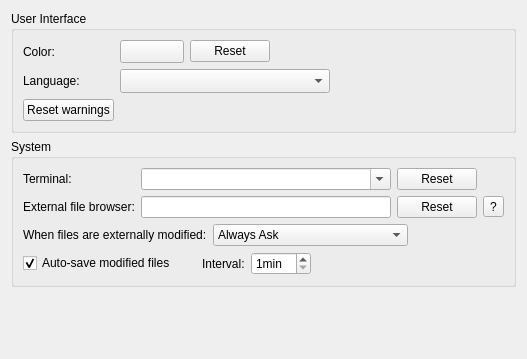
Qt form src/plugins/coreplugin/generalsettings.ui (gaoxiaojun/qtrader) before a commit.
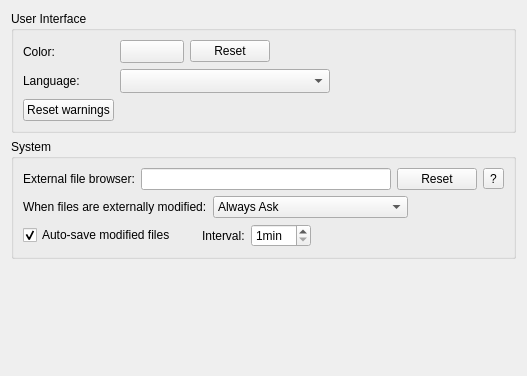
The same form after that commit. Icons and pictures are not drawn. Custom widgets are drawn as their Qt base class.

The edit to the form file:
```diff
--- a/src/plugins/coreplugin/generalsettings.ui
+++ b/src/plugins/coreplugin/generalsettings.ui
@@ -7,7 +7,7 @@
     <x>0</x>
     <y>0</y>
     <width>527</width>
-    <height>359</height>
+    <height>376</height>
    </rect>
   </property>
   <layout class="QVBoxLayout" name="verticalLayout">
@@ -126,41 +126,7 @@
       <string>System</string>
      </property>
      <layout class="QGridLayout" name="gridLayout">
-      <item row="0" column="0">
-       <widget class="QLabel" name="terminalLabel">
-        <property name="text">
-         <string>Terminal:</string>
-        </property>
-       </widget>
-      </item>
-      <item row="0" column="1">
-       <widget class="QComboBox" name="terminalComboBox">
-        <property name="editable">
-         <bool>true</bool>
-        </property>
-       </widget>
-      </item>
       <item row="0" column="2">
-       <widget class="QPushButton" name="resetTerminalButton">
-        <property name="toolTip">
-         <string comment="Terminal">Reset to default.</string>
-        </property>
-        <property name="text">
-         <string>Reset</string>
-        </property>
-       </widget>
-      </item>
-      <item row="1" column="0">
-       <widget class="QLabel" name="externalFileBrowserLabel">
-        <property name="text">
-         <string>External file browser:</string>
-        </property>
-       </widget>
-      </item>
-      <item row="1" column="1">
-       <widget class="QLineEdit" name="externalFileBrowserEdit"/>
-      </item>
-      <item row="1" column="2">
        <widget class="QPushButton" name="resetFileBrowserButton">
         <property name="toolTip">
          <string comment="File Browser">Reset to default.</string>
@@ -170,64 +136,7 @@
         </property>
        </widget>
       </item>
-      <item row="1" column="3">
-       <widget class="QToolButton" name="helpExternalFileBrowserButton">
-        <property name="text">
-         <string>?</string>
-        </property>
-        <property name="icon">
-         <iconset resource="core.qrc">
-          <normaloff>:/core/images/help.png</normaloff>:/core/images/help.png</iconset>
-        </property>
-       </widget>
-      </item>
       <item row="2" column="0" colspan="4">
-       <layout class="QHBoxLayout" name="horizontalLayout_2">
-        <item>
-         <widget class="QLabel" name="modifiedLabel">
-          <property name="text">
-           <string>When files are externally modified:</string>
-          </property>
-         </widget>
-        </item>
-        <item>
-         <widget class="QComboBox" name="reloadBehavior">
-          <property name="currentIndex">
-           <number>0</number>
-          </property>
-          <item>
-           <property name="text">
-            <string>Always Ask</string>
-           </property>
-          </item>
-          <item>
-           <property name="text">
-            <string>Reload All Unchanged Editors</string>
-           </property>
-          </item>
-          <item>
-           <property name="text">
-            <string>Ignore Modifications</string>
-           </property>
-          </item>
-         </widget>
-        </item>
-        <item>
-         <spacer name="horizontalSpacer_3">
-          <property name="orientation">
-           <enum>Qt::Horizontal</enum>
-          </property>
-          <property name="sizeHint" stdset="0">
-           <size>
-            <width>40</width>
-            <height>20</height>
-           </size>
-          </property>
-         </spacer>
-        </item>
-       </layout>
-      </item>
-      <item row="3" column="0" colspan="4">
        <layout class="QHBoxLayout" name="horizontalLayout_5">
         <item>
          <widget class="QCheckBox" name="autoSaveCheckBox">
@@ -290,6 +199,73 @@
         </item>
        </layout>
       </item>
+      <item row="1" column="0" colspan="4">
+       <layout class="QHBoxLayout" name="horizontalLayout_2">
+        <item>
+         <widget class="QLabel" name="modifiedLabel">
+          <property name="text">
+           <string>When files are externally modified:</string>
+          </property>
+         </widget>
+        </item>
+        <item>
+         <widget class="QComboBox" name="reloadBehavior">
+          <property name="currentIndex">
+           <number>0</number>
+          </property>
+          <item>
+           <property name="text">
+            <string>Always Ask</string>
+           </property>
+          </item>
+          <item>
+           <property name="text">
+            <string>Reload All Unchanged Editors</string>
+           </property>
+          </item>
+          <item>
+           <property name="text">
+            <string>Ignore Modifications</string>
+           </property>
+          </item>
+         </widget>
+        </item>
+        <item>
+         <spacer name="horizontalSpacer_3">
+          <property name="orientation">
+           <enum>Qt::Horizontal</enum>
+          </property>
+          <property name="sizeHint" stdset="0">
+           <size>
+            <width>40</width>
+            <height>20</height>
+           </size>
+          </property>
+         </spacer>
+        </item>
+       </layout>
+      </item>
+      <item row="0" column="3">
+       <widget class="QToolButton" name="helpExternalFileBrowserButton">
+        <property name="text">
+         <string>?</string>
+        </property>
+        <property name="icon">
+         <iconset resource="core.qrc">
+          <normaloff>:/core/images/help.png</normaloff>:/core/images/help.png</iconset>
+        </property>
+       </widget>
+      </item>
+      <item row="0" column="0">
+       <widget class="QLabel" name="externalFileBrowserLabel">
+        <property name="text">
+         <string>External file browser:</string>
+        </property>
+       </widget>
+      </item>
+      <item row="0" column="1">
+       <widget class="QLineEdit" name="externalFileBrowserEdit"/>
+      </item>
      </layout>
     </widget>
    </item>
```
